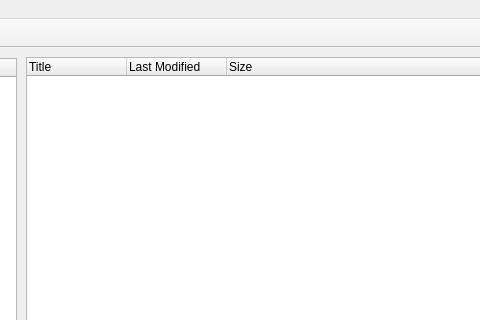
Above: mainwindow.ui from tranter/qt-google-drive before the change; both pictures show x 284 to 764 and y 0 to 320 of the 1020 by 685 pixel window. Below: the same form after it.
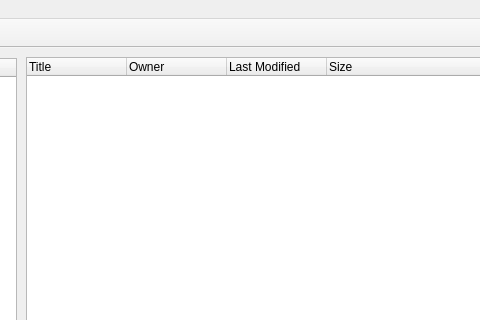
That is the form after the change. Icons and pictures are not drawn.

Commit message: enable sorting by name bugs fixed in UI

Patch:
```diff
--- a/mainwindow.ui
+++ b/mainwindow.ui
@@ -49,6 +49,11 @@
       <string>Title</string>
      </property>
     </column>
+    <column>
+     <property name="text">
+      <string>Owner</string>
+     </property>
+    </column>
     <column>
      <property name="text">
       <string>Last Modified</string>
```
The commit also changes 7 other files.
